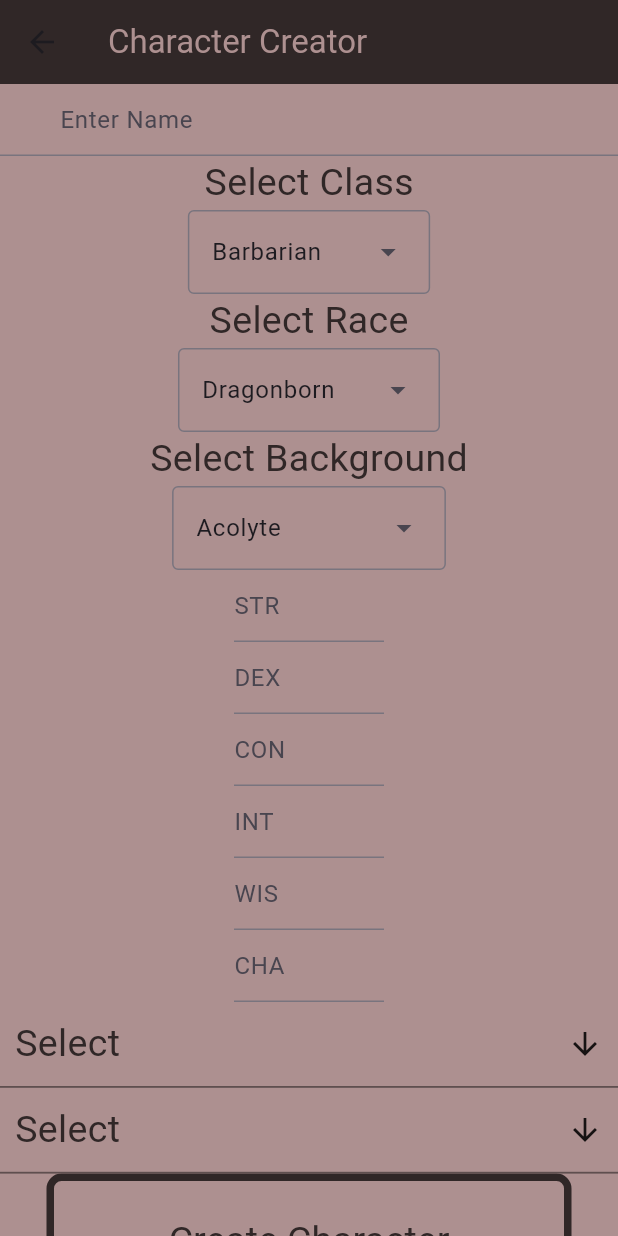
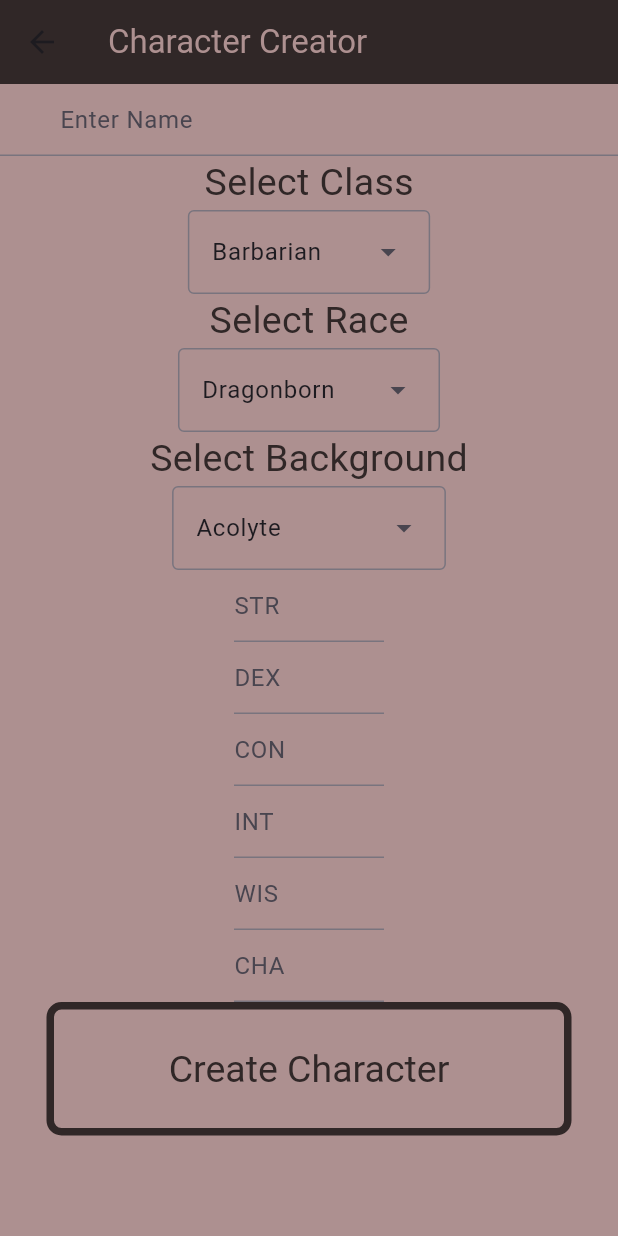
Before and after one commit to EvanMarnik/dnd_character_sheet_app, a Flutter app: the screen it shows after launch, after a tap on "Create Character", on a phone screen of 412 x 824 dp. Run offline on Flutter 3.47's test engine with Material 3 defaults, Android fonts, the phone set to English and light mode, and no system bars; drawn by our look-alikes of multi_select_flutter; Roboto replaces fonts that are missing (Lancelot).

Commit message:
Update character_creator_view.dart

```diff
--- a/lib/view/character_creator_view.dart
+++ b/lib/view/character_creator_view.dart
@@ -208,6 +208,9 @@ class _CharacterCreatorViewState extends State<CharacterCreatorView> {
                   onChanged: (text) {
                     charisma = int.parse(text);
                   })),
+              selectedClass!.name == "Barbarian" || selectedClass!.name == "Rogue" || selectedClass!.name == "Paladin" || selectedClass!.name == "Ranger" ||
+                  selectedClass!.name == "Monk" || selectedClass!.name == "Fighter"
+          ? Container() :
               MultiSelectDialogField(
                 items: cantrips.map((e) => MultiSelectItem(e, e.name)).toList(),
                 listType: MultiSelectListType.CHIP,
@@ -216,6 +219,9 @@ class _CharacterCreatorViewState extends State<CharacterCreatorView> {
                   selectedCantrips = values;
                 },
               ),
+              selectedClass!.name == "Barbarian" || selectedClass!.name == "Rogue" || selectedClass!.name == "Paladin" || selectedClass!.name == "Ranger" ||
+                  selectedClass!.name == "Monk" || selectedClass!.name == "Fighter"
+          ? Container() :
               MultiSelectDialogField(
                 items: firstLevel.map((e) => MultiSelectItem(e, e.name)).toList(),
                 listType: MultiSelectListType.CHIP,
```
Lines whose indentation alone changed are shown as unchanged.
